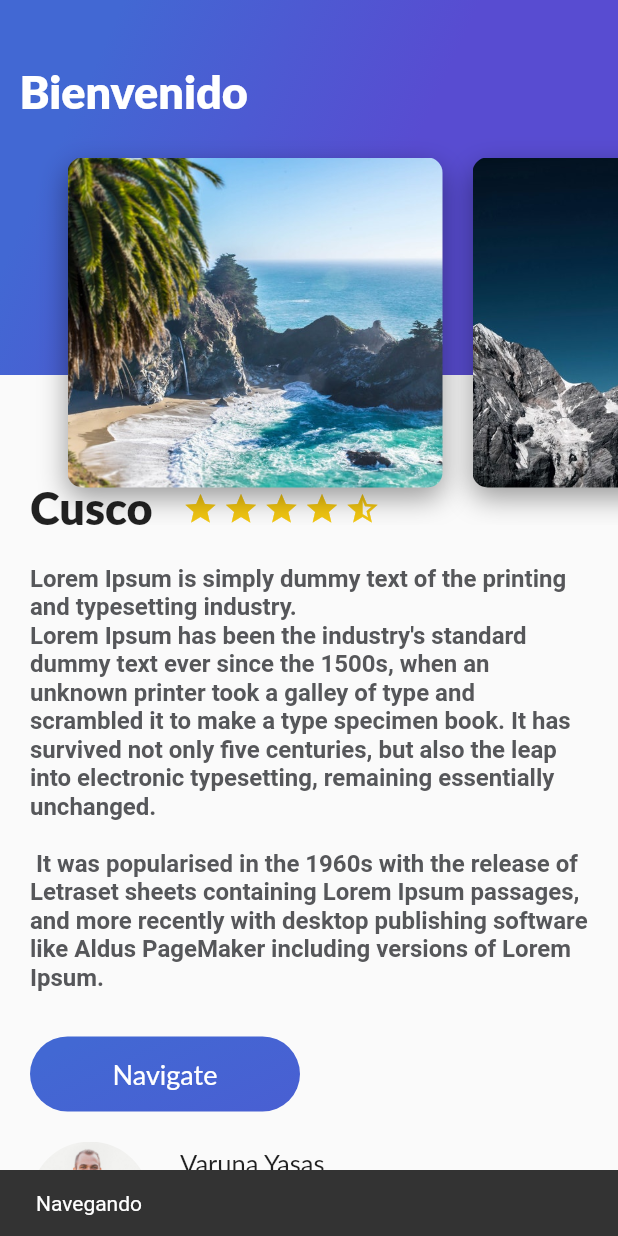
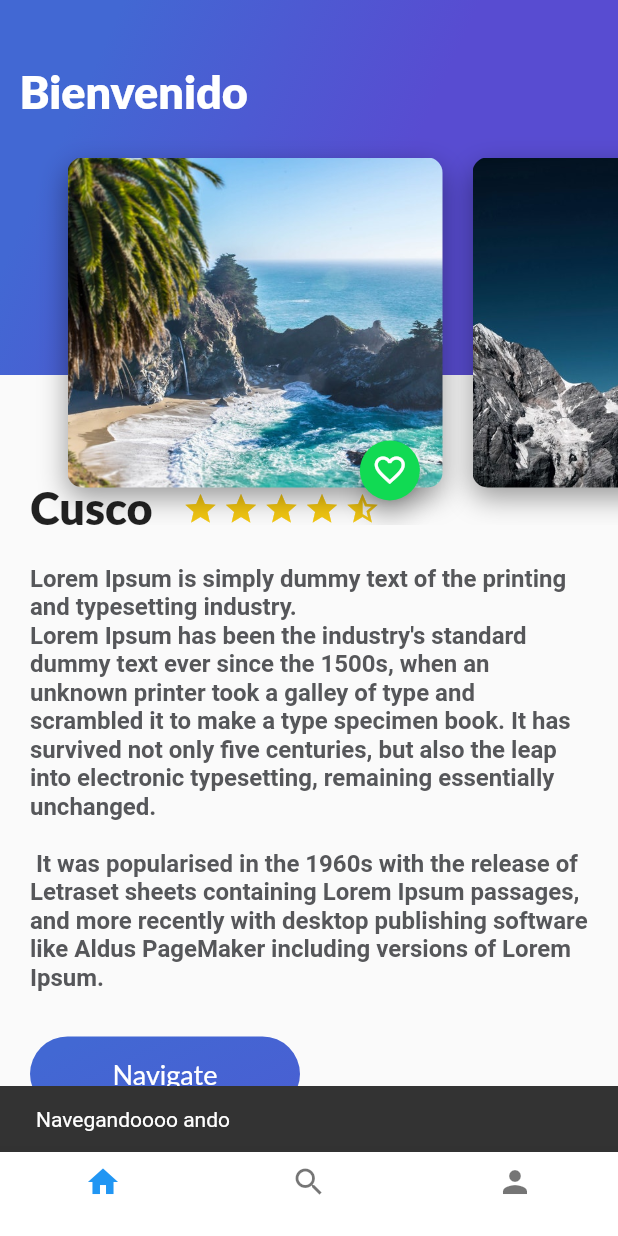
Before and after one commit to CarloReynaga/futter-demo, a Flutter app: the screen it shows after launch, after a tap on "Navigate", on a phone screen of 412 x 824 dp. Run offline on Flutter 3.47's test engine with Material 2 defaults, Android fonts, the phone set to English and light mode, and no system bars; Roboto replaces fonts that are missing (Lato).

```diff
--- a/lib/button_purple.dart
+++ b/lib/button_purple.dart
@@ -14,7 +14,7 @@ class ButtonPurple extends StatelessWidget{
       onTap: () {
         Scaffold.of(context).showSnackBar(
           SnackBar(
-            content: Text("Navegando"),
+            content: Text("Navegandoooo ando"),
           )
         );
       },
--- a/lib/card_image.dart
+++ b/lib/card_image.dart
@@ -1,5 +1,5 @@
 import 'package:flutter/material.dart';
-
+import 'floating_action_button_green.dart';
 class CardImage extends StatelessWidget{
 
   String pathImage = "assets/img/beach_palm.jpeg";
@@ -32,7 +32,14 @@ class CardImage extends StatelessWidget{
         )
     );
 
-    return card;
+    return Stack(
+      alignment: Alignment(0.9,1.1),
+      children: [
+        card,
+        FloatingActionButtonGreen()
+
+      ],
+    );
   }
 
 }
--- /dev/null
+++ b/lib/floating_action_button_green.dart
@@ -0,0 +1,37 @@
+import 'package:flutter/material.dart';
+
+class FloatingActionButtonGreen extends StatefulWidget {
+  @override
+  State<StatefulWidget> createState() {
+    // TODO: implement createState
+    return _FloatingActionButtonGreen();
+  }
+
+}
+
+class _FloatingActionButtonGreen extends State<FloatingActionButtonGreen>{
+  void onPressedFav(){
+    Scaffold.of(context).showSnackBar(
+        SnackBar(
+          content: Text("Agregaste a favorito"),
+        )
+
+    );
+  }
+
+  @override
+  Widget build(BuildContext context) {
+    // TODO: implement build
+    return FloatingActionButton(
+      backgroundColor: Color(0xFF11da53),
+      mini: true,
+      tooltip: "Fav",
+      onPressed: onPressedFav,
+      child: Icon(
+        Icons.favorite_border
+      ),
+
+    );
+  }
+
+}
--- /dev/null
+++ b/lib/home_trips.dart
@@ -0,0 +1,27 @@
+import 'package:flutter/material.dart';
+
+import 'description_place.dart';
+import 'header_appbar.dart';
+import 'review_list.dart';
+
+class HomeTrips extends StatelessWidget{
+  String descriptionDummy = "Lorem Ipsum is simply dummy text of the printing and typesetting industry. \nLorem Ipsum has been the industry's standard dummy text ever since the 1500s, when an unknown printer took a galley of type and scrambled it to make a type specimen book. It has survived not only five centuries, but also the leap into electronic typesetting, remaining essentially unchanged. \n\n It was popularised in the 1960s with the release of Letraset sheets containing Lorem Ipsum passages, and more recently with desktop publishing software like Aldus PageMaker including versions of Lorem Ipsum.";
+
+  @override
+  Widget build(BuildContext context) {
+    // TODO: implement build
+    return Stack(
+      children: [
+        ListView(
+          children: [
+            DescriptionPlace("Cusco",4.5,descriptionDummy),
+            ReviewList(),
+          ],
+        ),
+        HeaderAppBar(),
+        // CardImageList()
+      ],
+    );
+  }
+
+}
--- a/lib/main.dart
+++ b/lib/main.dart
@@ -1,8 +1,5 @@
 import 'package:flutter/material.dart';
-import 'description_place.dart';
-import 'review_list.dart';
-import 'header_appbar.dart';
-import 'card_image_list.dart';
+import 'platzi_trips.dart';
 
 void main() {
   // debugPaintSizeEnabled = true;
@@ -10,8 +7,6 @@ void main() {
 }
 
 class MyApp extends StatelessWidget {
-
-  String descriptionDummy = "Lorem Ipsum is simply dummy text of the printing and typesetting industry. \nLorem Ipsum has been the industry's standard dummy text ever since the 1500s, when an unknown printer took a galley of type and scrambled it to make a type specimen book. It has survived not only five centuries, but also the leap into electronic typesetting, remaining essentially unchanged. \n\n It was popularised in the 1960s with the release of Letraset sheets containing Lorem Ipsum passages, and more recently with desktop publishing software like Aldus PageMaker including versions of Lorem Ipsum.";
 
 
   @override
@@ -82,22 +77,7 @@ class MyApp extends StatelessWidget {
 
     return MaterialApp(
       title: 'Flutter layout demo',
-      home: Scaffold(
-
-        // body: new DescriptionPlace("Cusco",4.5,descriptionDummy),
-        body: Stack(
-          children: [
-            ListView(
-              children: [
-                DescriptionPlace("Cusco",4.5,descriptionDummy),
-                ReviewList(),
-              ],
-            ),
-             HeaderAppBar(),
-            // CardImageList()
-          ],
-        ),
-      ),
+      home: PlatziTrips()
     );
   }
 
--- /dev/null
+++ b/lib/platzi_trips.dart
@@ -0,0 +1,68 @@
+import 'package:flutter/material.dart';
+import 'home_trips.dart';
+import 'search_trips.dart';
+import 'profile_trips.dart';
+
+
+class PlatziTrips extends StatefulWidget{
+  @override
+  State<StatefulWidget> createState() {
+    // TODO: implement createState
+    return _PlatziTrips();
+  }
+
+}
+
+class _PlatziTrips extends State<PlatziTrips>{
+  int indexTap = 0;
+  final List<Widget> widgetsChildren  = [
+    HomeTrips(),
+    SearchTrips(),
+    ProfileTrips()
+  ];
+
+  void onTapTapped(int index){
+
+    setState(() {
+      indexTap = index;
+    });
+
+  }
+
+  @override
+  Widget build(BuildContext context) {
+    // TODO: implement build
+
+
+
+    return Scaffold(
+      body: widgetsChildren[indexTap],
+      bottomNavigationBar: Theme(
+        data: Theme.of(context).copyWith(
+          canvasColor: Colors.white,
+          primaryColor: Colors.purple,
+
+        ),
+        child: BottomNavigationBar(
+          onTap: onTapTapped ,
+          currentIndex: indexTap,
+          items: [
+            BottomNavigationBarItem(
+              icon: Icon(Icons.home),
+              title: Text("")
+            ),
+            BottomNavigationBarItem(
+              icon: Icon(Icons.search),
+              title: Text("")
+            ),
+            BottomNavigationBarItem(
+              icon: Icon(Icons.person),
+              title: Text("")
+            ),
+          ],
+        ),
+      ),
+    );
+  }
+
+}
--- /dev/null
+++ b/lib/profile_trips.dart
@@ -0,0 +1,12 @@
+import 'package:flutter/material.dart';
+
+class ProfileTrips extends StatelessWidget{
+  @override
+  Widget build(BuildContext context) {
+    // TODO: implement build
+    return Container(
+      color: Colors.indigo,
+    );
+  }
+
+}
--- /dev/null
+++ b/lib/search_trips.dart
@@ -0,0 +1,12 @@
+import 'package:flutter/material.dart';
+
+class SearchTrips extends StatelessWidget{
+  @override
+  Widget build(BuildContext context) {
+    // TODO: implement build
+    return Container(
+      color: Colors.greenAccent,
+    );
+  }
+
+}
```
